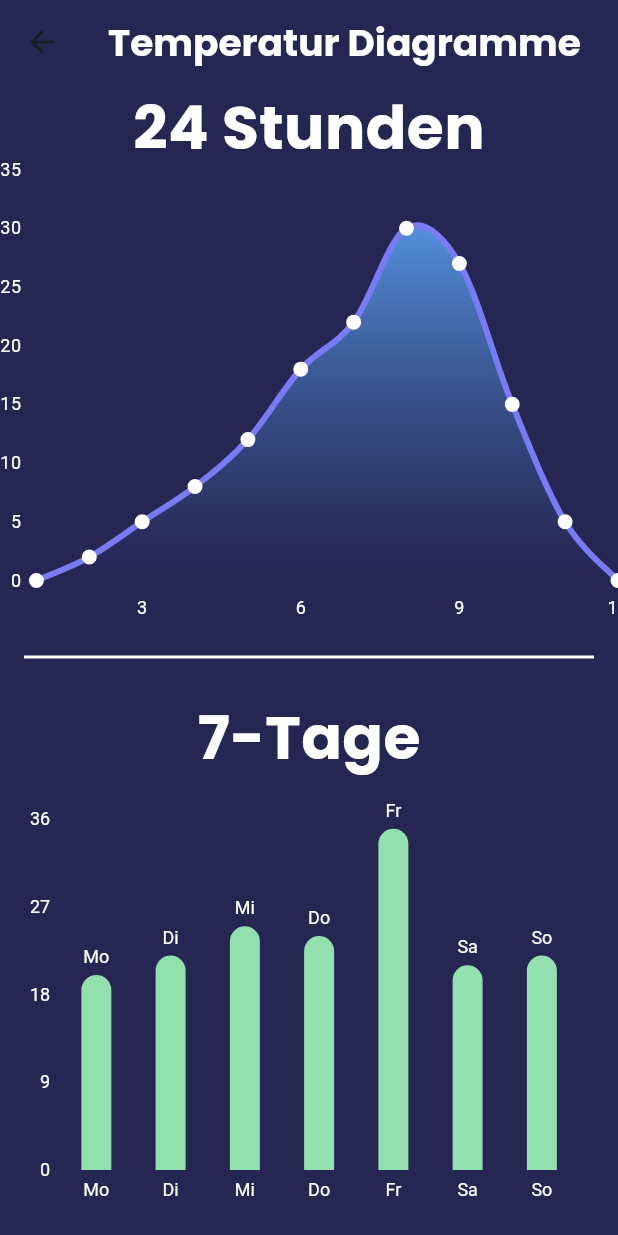
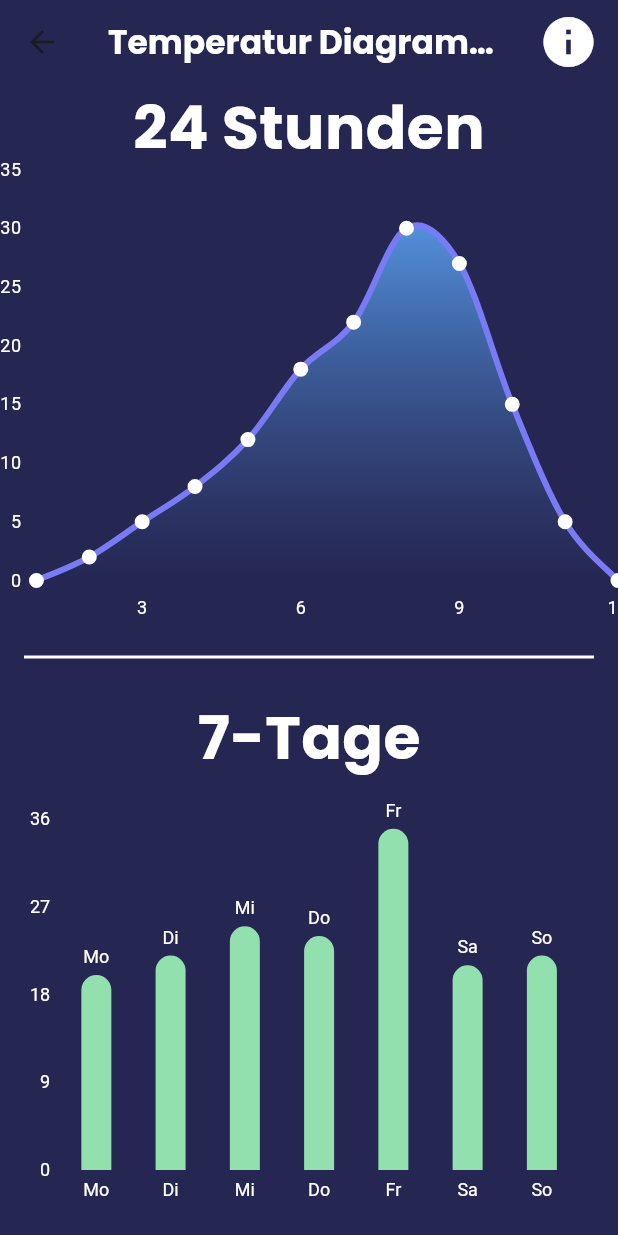
Before and after one commit to FlorianWilflingseder/Diplomarbeit, a Flutter app: the TemperaturStats screen opened directly, on a phone screen of 412 x 824 dp. Run offline on Flutter 3.47's test engine with Material 2 defaults, Android fonts, the light colour scheme and no system bars; drawn by our look-alikes of fl_chart; our stand-ins replace charts_flutter, google_fonts, syncfusion_flutter_charts.

Commit message:
InfoScreens

```diff
--- a/Frontend/poolsensorsystem/lib/DiagramViews/temperature.dart
+++ b/Frontend/poolsensorsystem/lib/DiagramViews/temperature.dart
@@ -9,8 +9,9 @@
 
 class TemperatureData {
   final String day;
+  final String month;
   final double temperature;
-  TemperatureData(this.day, this.temperature);
+  TemperatureData(this.day,this.month, this.temperature);
 }
 
 class TemperaturStats extends StatefulWidget {
@@ -29,13 +30,13 @@
   charts.Series<TemperatureData, String>(
     id: 'temperature',
     data: [
-      TemperatureData('Mo', 20),
-      TemperatureData('Di', 22),
-      TemperatureData('Mi', 25),
-      TemperatureData('Do', 24),
-      TemperatureData('Fr', 35),
-      TemperatureData('Sa', 21),
-      TemperatureData('So', 22),
+      TemperatureData('Mo','Jan', 20),
+      TemperatureData('Di','Jan', 22),
+      TemperatureData('Mi','Jan', 25),
+      TemperatureData('Do','Jan', 24),
+      TemperatureData('Fr','Jan', 35),
+      TemperatureData('Sa','Jan', 21),
+      TemperatureData('So','Jan', 22),
     ],
     domainFn: (TemperatureData temp, _) => temp.day,
     measureFn: (TemperatureData temp, _) => temp.temperature,
@@ -68,11 +69,23 @@
     appBar: AppBar(
       backgroundColor: const Color.fromARGB(255, 37, 38, 82),
       elevation: 0.0,
+      centerTitle: false,
+      actions: [
+        Padding(
+            padding: const EdgeInsets.only(right: 5), // Adjust the left padding
+            child: IconButton(
+              onPressed: () {
+
+              },
+              icon: const Icon(Icons.info, size: 40, color: Colors.white,),
+            ),
+          ),
+      ],
       title: Text(
         "Temperatur Diagramme",
           style: GoogleFonts.poppins(
           color:Colors.white,
-          fontSize: 25,
+          fontSize: 22,
           fontWeight: FontWeight.bold,
         ),
       ),
```
Also changed, not shown: Frontend/poolsensorsystem/lib/DiagramViews/ntu.dart (+16 -1 lines), Frontend/poolsensorsystem/lib/DiagramViews/ph.dart (+15 -0 lines), Frontend/poolsensorsystem/lib/data/data.dart (deleted, +0 -8 lines), Frontend/poolsensorsystem/lib/infoscreens/ntuinfo.dart (added, +46 -0 lines), Frontend/poolsensorsystem/lib/infoscreens/phinfo.dart (added, +49 -0 lines), Frontend/poolsensorsystem/lib/main.dart (+0 -14 lines), 3 other files.
